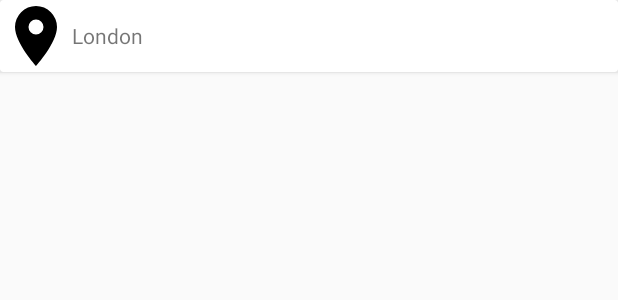
After one commit to kallard1/WeatherAndroid, an Android app: the layout item_city.xml on its own in the app's theme, with its tools: preview values and no code run, on a phone screen of 412 x 824 dp. The commit adds this screen. Shown: the top 300 px of the screen. Run offline under Robolectric (Android 15) with nearby library versions, the phone set to English and light mode, and no system bars.

Commit message:
:sparkles: Introducing new features.
Ajout du recycler view

```diff
--- a/app/build.gradle
+++ b/app/build.gradle
@@ -26,6 +26,8 @@ dependencies {
     implementation fileTree(dir: 'libs', include: ['*.jar'])
     implementation"org.jetbrains.kotlin:kotlin-stdlib-jdk7:$kotlin_version"
     implementation 'com.android.support:appcompat-v7:28.0.0'
+    implementation 'com.android.support:cardview-v7:28.0.0'
+    implementation 'com.android.support:recyclerview-v7:28.0.0'
     implementation 'com.android.support.constraint:constraint-layout:1.1.3'
     testImplementation 'junit:junit:4.12'
     androidTestImplementation 'com.android.support.test:runner:1.0.2'
--- a/app/src/main/java/fr/area42/weatherandroid/city/CreateCityDialogFragment.kt
+++ b/app/src/main/java/fr/area42/weatherandroid/city/CreateCityDialogFragment.kt
@@ -9,6 +9,9 @@ import android.text.InputType
 import android.widget.EditText
 import fr.area42.weatherandroid.R
 
+/**
+ * Dialogue pour l'ajout d'une ville
+ */
 class CreateCityDialogFragment : DialogFragment() {
     interface CreateCityDialogListener {
         fun onDialogPositiveClick(cityName: String)
--- /dev/null
+++ b/app/src/main/res/drawable/map_marker.xml
@@ -0,0 +1,8 @@
+<!-- drawable/map_marker.xml -->
+<vector xmlns:android="http://schemas.android.com/apk/res/android"
+    android:height="24dp"
+    android:width="24dp"
+    android:viewportWidth="24"
+    android:viewportHeight="24">
+    <path android:fillColor="#000" android:pathData="M12,11.5A2.5,2.5 0 0,1 9.5,9A2.5,2.5 0 0,1 12,6.5A2.5,2.5 0 0,1 14.5,9A2.5,2.5 0 0,1 12,11.5M12,2A7,7 0 0,0 5,9C5,14.25 12,22 12,22C12,22 19,14.25 19,9A7,7 0 0,0 12,2Z" />
+</vector>
--- /dev/null
+++ b/app/src/main/res/layout/item_city.xml
@@ -0,0 +1,32 @@
+<?xml version="1.0" encoding="utf-8"?>
+<RelativeLayout xmlns:android="http://schemas.android.com/apk/res/android"
+    xmlns:tools="http://schemas.android.com/tools"
+    android:layout_width="match_parent"
+    android:layout_height="match_parent">
+
+    <android.support.v7.widget.CardView
+        android:layout_width="match_parent"
+        android:layout_height="wrap_content">
+
+        <RelativeLayout
+            android:layout_width="match_parent"
+            android:layout_height="wrap_content">
+
+            <ImageView
+                android:id="@+id/icon"
+                android:layout_width="48dp"
+                android:layout_height="48dp"
+                android:src="@drawable/map_marker" />
+
+            <TextView
+                android:id="@+id/name"
+                android:layout_width="wrap_content"
+                android:layout_height="wrap_content"
+                android:layout_centerVertical="true"
+                android:layout_toEndOf="@id/icon"
+                android:layout_toRightOf="@id/icon"
+                tools:text="London" />
+
+        </RelativeLayout>
+    </android.support.v7.widget.CardView>
+</RelativeLayout>
```
